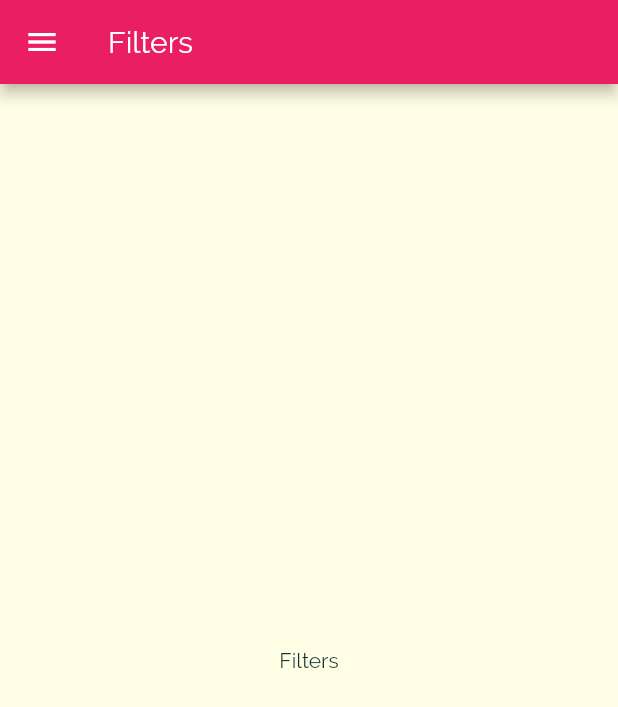
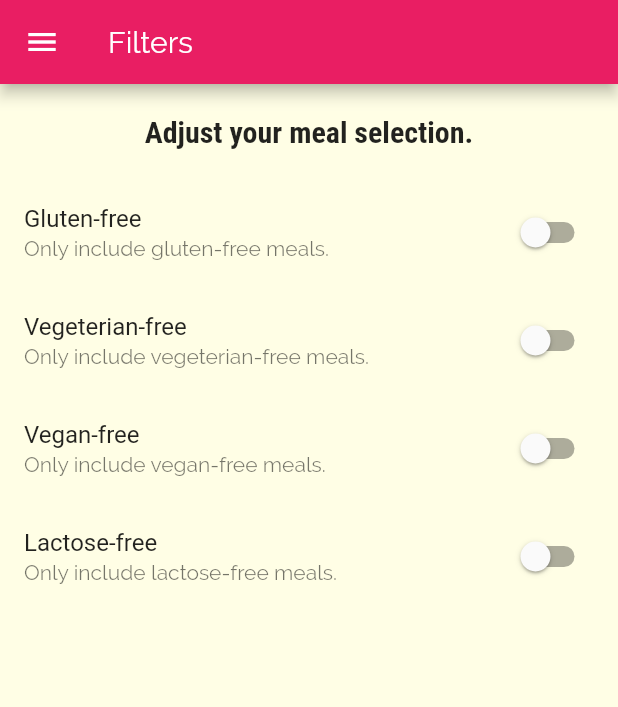
Before and after one commit to Flutter-Streamliner/MealApp, a Flutter app: the FiltersScreen screen opened by its route, on a phone screen of 412 x 824 dp. Shown: the top 707 px of the screen. Run offline on Flutter 3.47's test engine with Material 2 defaults, Android fonts, the phone set to English and light mode, and no system bars.

Commit message:
Adding Filter Switches

```diff
--- a/lib/screens/filters_screen.dart
+++ b/lib/screens/filters_screen.dart
@@ -1,9 +1,29 @@
 import 'package:flutter/material.dart';
 import 'package:meal_app/widgets/main_drawer.dart';
 
-class FiltersScreen extends StatelessWidget {
+class FiltersScreen extends StatefulWidget {
 
   static const routeName = '/filters';
+
+  @override
+  _FiltersScreenState createState() => _FiltersScreenState();
+}
+
+class _FiltersScreenState extends State<FiltersScreen> {
+
+  var _glutenFree = false;
+  var _vegeterianFree = false;
+  var _veganFree = false;
+  var _lactoseFree = false;
+
+  Widget buildSwitchListTile({String title, String description, bool currentValue, Function updateValue}){
+    return SwitchListTile(
+      title: Text(title),
+      value: currentValue,
+      subtitle: Text(description),
+      onChanged: updateValue,
+    );
+  }
 
   @override
   Widget build(BuildContext context) {
@@ -12,8 +32,61 @@ class FiltersScreen extends StatelessWidget {
         title: Text('Filters'),
       ),
       drawer: MainDrawer(),
-      body: Center(
-        child: Text('Filters'),
+      body:  Column(
+        children: <Widget>[
+          Container(
+            padding: const EdgeInsets.all(20),
+            child:  Text(
+              'Adjust your meal selection.',
+              style: Theme.of(context).textTheme.title),
+          ),
+          Expanded(
+            child: ListView(
+              children: <Widget>[
+                buildSwitchListTile(
+                  title: 'Gluten-free',
+                  description: 'Only include gluten-free meals.',
+                  currentValue: _glutenFree,
+                  updateValue: (newValue) {
+                    setState(() {
+                      _glutenFree = newValue;
+                    });
+                  }
+                ),
+                buildSwitchListTile(
+                  title: 'Vegeterian-free',
+                  description: 'Only include vegeterian-free meals.',
+                  currentValue: _vegeterianFree,
+                  updateValue: (newValue) {
+                    setState(() {
+                      _vegeterianFree = newValue;
+                    });
+                  }
+                ),
+                buildSwitchListTile(
+                  title: 'Vegan-free',
+                  description: 'Only include vegan-free meals.',
+                  currentValue: _veganFree,
+                  updateValue: (newValue) {
+                    setState(() {
+                      _veganFree = newValue;
+                    });
+                  }
+                ),
+                buildSwitchListTile(
+                  title: 'Lactose-free',
+                  description: 'Only include lactose-free meals.',
+                  currentValue: _lactoseFree,
+                  updateValue: (newValue) {
+                    setState(() {
+                      _lactoseFree = newValue;
+                    });
+                  }
+                ),
+              ],
+            ),
+          )
+        ],
       ),
     );
   }
```
